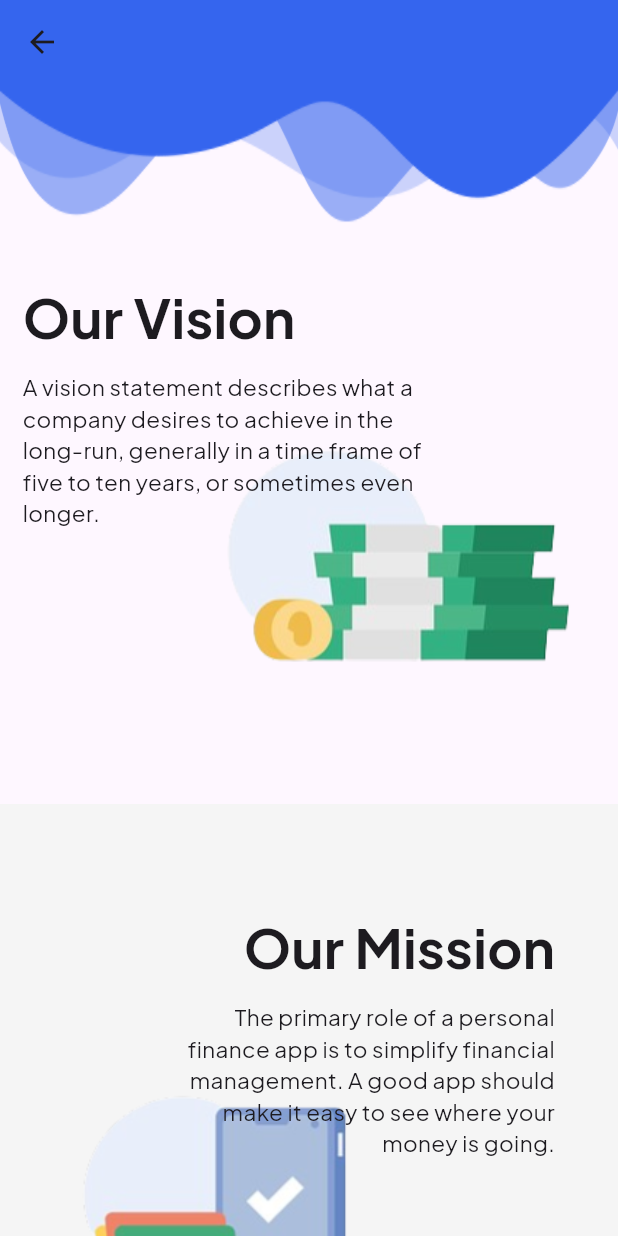
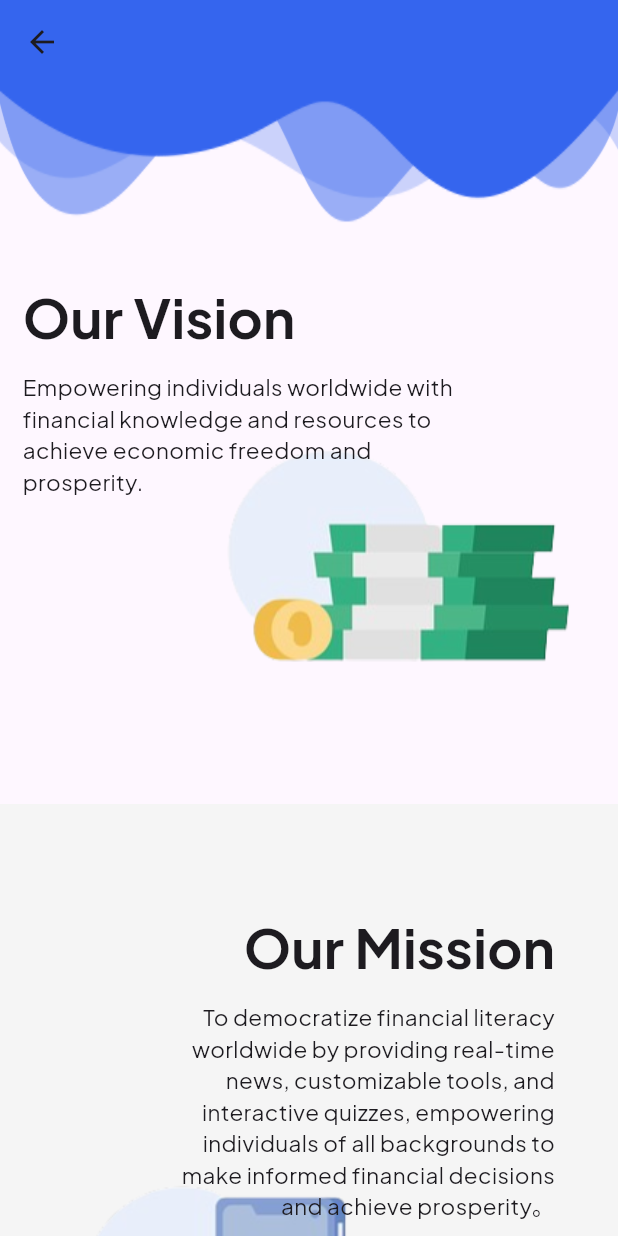
Before and after one commit to alpha031117/Finwise, a Flutter app: the aboutUs screen opened directly, on a phone screen of 412 x 824 dp. Run offline on Flutter 3.47's test engine with Material 3 defaults, Android fonts, the phone set to English and light mode, and no system bars; our stand-ins replace bloc, equatable, google_fonts, intl_phone_field, persistent_bottom_nav_bar_v2; network calls fail.

Commit message:
about us updated

```diff
--- a/lib/screens/bottom_nav_bar/my_bottom_nav_bar.dart
+++ b/lib/screens/bottom_nav_bar/my_bottom_nav_bar.dart
@@ -1,6 +1,4 @@
-import 'package:flutter/cupertino.dart';
 import 'package:flutter/material.dart';
-import 'package:google_nav_bar/google_nav_bar.dart';
 import 'package:vhack_finwise_app/screens/calculator/ui/calculator_screen.dart';
 import 'package:vhack_finwise_app/screens/home/ui/home_screen.dart';
 import 'package:vhack_finwise_app/screens/leaderboard/ui/leaderboard_screen.dart';
--- a/lib/screens/settings/ui/about_us.dart
+++ b/lib/screens/settings/ui/about_us.dart
@@ -98,7 +98,7 @@ class _aboutUsState extends State<aboutUs> {
                     ),
                     SizedBox(height: 10),
                     Text(
-                      'A vision statement describes what a company desires to achieve in the long-run, generally in a time frame of five to ten years, or sometimes even longer.',
+                      'Empowering individuals worldwide with financial knowledge and resources to achieve economic freedom and prosperity.',
                       style: TextStyle(
                         fontSize: 15,
                         fontFamily: GlobalVariables.textFont().fontFamily,
@@ -120,7 +120,7 @@ class _aboutUsState extends State<aboutUs> {
         Stack(
           children: [
             Padding(
-              padding: const EdgeInsets.fromLTRB(0, 120, 0, 0),
+              padding: const EdgeInsets.fromLTRB(0, 180, 0, 0),
               child: Container(
                 height: 300,
                 width: 300,
@@ -149,7 +149,7 @@ class _aboutUsState extends State<aboutUs> {
                     ),
                     SizedBox(height: 10),
                     Text(
-                      'The primary role of a personal finance app is to simplify financial management. A good app should make it easy to see where your money is going.',
+                      'To democratize financial literacy worldwide by providing real-time news, customizable tools, and interactive quizzes, empowering individuals of all backgrounds to make informed financial decisions and achieve prosperity。',
                       textAlign: TextAlign.right,
                       style: TextStyle(
                         fontSize: 15,
--- a/lib/screens/settings/ui/settings_screen.dart
+++ b/lib/screens/settings/ui/settings_screen.dart
@@ -2,12 +2,11 @@
 
 import 'package:flutter/material.dart';
 import 'package:vhack_finwise_app/model/user.dart';
-import 'package:vhack_finwise_app/screens/home/ui/home_screen.dart';
 import 'package:vhack_finwise_app/screens/settings/ui/about_us.dart';
 import 'package:vhack_finwise_app/screens/settings/ui/redeem_rewards.dart';
 import 'package:vhack_finwise_app/screens/settings/ui/edit_profile.dart';
 import 'package:vhack_finwise_app/screens/settings/ui/setting.dart';
-import 'package:vhack_finwise_app/screens/settings/ui/test.dart';
+import 'package:vhack_finwise_app/screens/home/ui/home_screen.dart';
 import 'package:vhack_finwise_app/utils/global_variables.dart';
 import 'package:vhack_finwise_app/data/users.dart';
 
@@ -182,7 +181,7 @@ class SettingsScreen extends StatelessWidget {
                     Navigator.push(context, MaterialPageRoute(builder: (context) => aboutUs()));
                     break;
                   case 'Log Out':
-                    Navigator.push(context, MaterialPageRoute(builder: (context) => myCalculator()));
+                    Navigator.push(context, MaterialPageRoute(builder: (context) => HomeScreen()));
                     break;
                 }
               },
```
Also changed, not shown: lib/screens/settings/ui/test.dart (+0 -16 lines).
